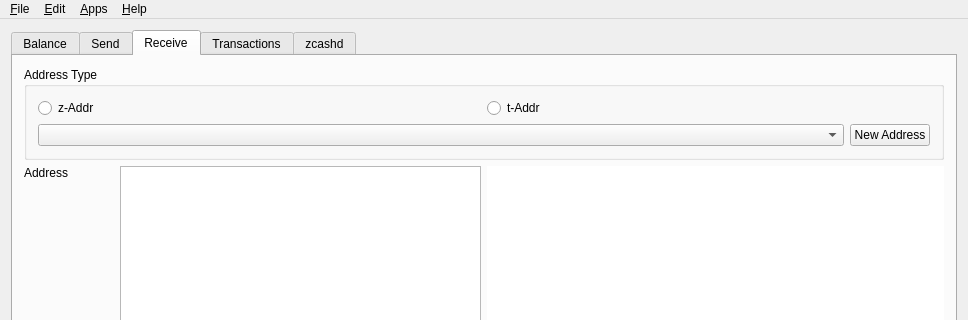
Before: the Qt Designer form src/mainwindow.ui in ZcashFoundation/zecwallet, drawn with Qt 5; both pictures show x 0 to 968 and y 0 to 320 of the 968 by 616 pixel window.
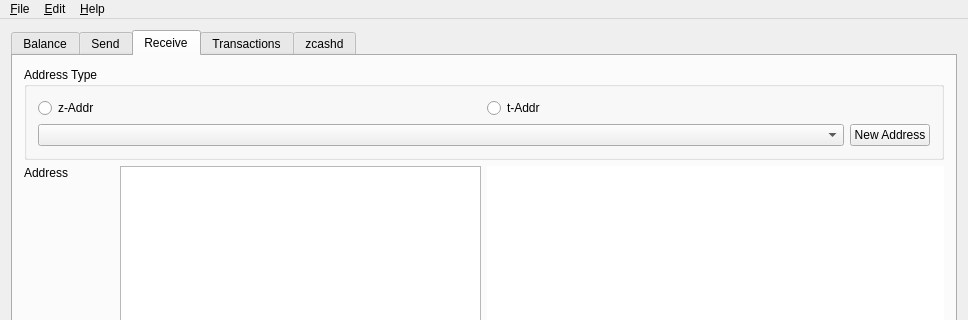
After: the same form once the commit is applied. Icons and pictures are not drawn. Custom widgets are drawn as their Qt base class.

Commit message: remove apps menu item

```diff
--- a/src/mainwindow.ui
+++ b/src/mainwindow.ui
@@ -1066,7 +1066,6 @@
    </widget>
    <addaction name="menuFile"/>
    <addaction name="menu_Edit"/>
-   <addaction name="menuApps"/>
    <addaction name="menuHelp"/>
   </widget>
   <widget class="QStatusBar" name="statusBar"/>
```
